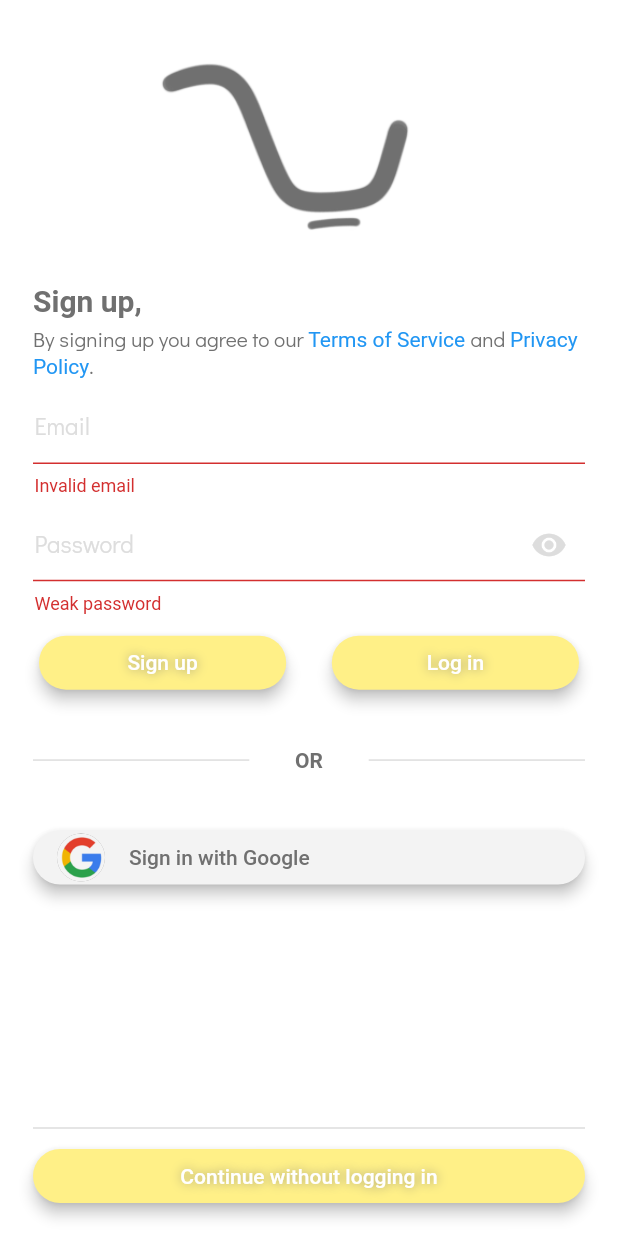
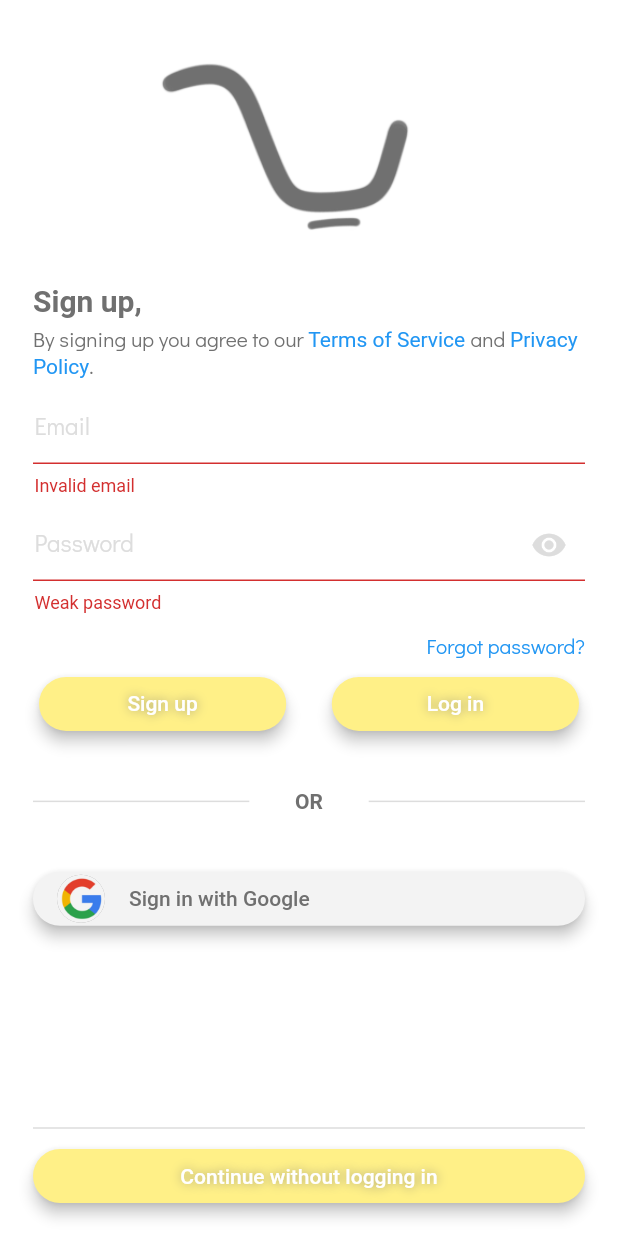
Before and after one commit to resultanyildizi/sepetim, a Flutter app: the screen it shows after launch, after a tap on "Sign up", on a phone screen of 412 x 824 dp. Run offline on Flutter 3.47's test engine with Material 2 defaults, Android fonts, the phone set to English and light mode, and no system bars; our stand-ins replace auto_route, bloc, cached_network_image, cloud_firestore, connectivity, dartz and 12 more; accounts and stored records are empty; generated files the repository leaves out were written again.

Commit message:
Implement forgot password feature :white_check_mark:

```diff
--- a/assets/lang/en.json
+++ b/assets/lang/en.json
@@ -124,5 +124,13 @@
   "link_copied": "The link has been copied to the clipboard",
   "trillion": "Trillion",
   "billion": "Billion",
-  "million": "Million"
+  "million": "Million",
+  "forgot_password": "Forgot password?",
+  "reset_password": "Reset password",
+  "user_not_found_title": "Account not found",
+  "user_not_found_message": "There is no user account with the entered email address.",
+  "user_not_using_email_provider_title": "Invalid provider",
+  "user_not_using_email_provider_message": "This email address doesn't belong to an email provider meaning the user didn't register with email and password.",
+  "send_link": "Send reset password link",
+  "enter_email_to_get_link": "Enter your registered email address to get a password reset link."
 }
--- a/lib/domain/auth/auth_failure.dart
+++ b/lib/domain/auth/auth_failure.dart
@@ -12,4 +12,7 @@ abstract class AuthFailure with _$AuthFailure {
   const factory AuthFailure.networkException() = _NetworkException;
   const factory AuthFailure.wrongPassword() = _WrongPassword;
   const factory AuthFailure.tooManyRequests() = _TooManyRequests;
+  const factory AuthFailure.userNotFound() = _UserNotFound;
+  const factory AuthFailure.userNotUsingEmailProvider() =
+      _UserNotUsingEmailProvider;
 }
--- a/lib/domain/auth/i_auth_facade.dart
+++ b/lib/domain/auth/i_auth_facade.dart
@@ -1,7 +1,6 @@
 import 'package:Sepetim/domain/auth/user.dart';
 import 'package:Sepetim/domain/auth/value_objects.dart';
 import 'package:dartz/dartz.dart';
-import 'package:firebase_auth/firebase_auth.dart';
 import 'package:meta/meta.dart';
 
 import 'auth_failure.dart';
@@ -33,5 +32,10 @@ abstract class IAuthFacade {
     @required Password password,
   });
 
+  Future<Either<AuthFailure, Unit>> sendResetPasswordLink({
+    @required EmailAddress emailAddress,
+    @required String languageCode,
+  });
+
   Future<void> signOut();
 }
--- a/lib/domain/auth/value_validators.dart
+++ b/lib/domain/auth/value_validators.dart
@@ -3,7 +3,7 @@ import 'package:dartz/dartz.dart';
 
 Either<ValueFailure<String>, String> validateEmail(String input) {
   const emailRegex =
-      r"""^[a-zA-Z0-9.a-zA-Z0-9.!#$%&'*+-/=?^_`{|}~]+@[a-zA-Z0-9]+\.[a-zA-Z]+""";
+      r"""^(([^<>()[\]\\.,;:\s@\"]+(\.[^<>()[\]\\.,;:\s@\"]+)*)|(\".+\"))@((\[[0-9]{1,3}\.[0-9]{1,3}\.[0-9]{1,3}\.[0-9]{1,3}\])|(([a-zA-Z\-0-9]+\.)+[a-zA-Z]{2,}))$""";
 
   if (RegExp(emailRegex).hasMatch(input)) {
     return right(input);
--- a/lib/injection.iconfig.dart
+++ b/lib/injection.iconfig.dart
@@ -15,6 +15,7 @@ import 'package:Sepetim/domain/auth/i_auth_facade.dart';
 import 'package:image_picker/image_picker.dart';
 import 'package:Sepetim/application/item_category/selector/item_category_selector_bloc.dart';
 import 'package:Sepetim/application/auth/password_visibility/password_visibility_bloc.dart';
+import 'package:Sepetim/application/auth/reset_password_form/reset_password_form_bloc.dart';
 import 'package:Sepetim/application/auth/sign_in_form/sign_in_form_bloc.dart';
 import 'package:Sepetim/application/auth/account_transactions/account_transactions_bloc.dart';
 import 'package:Sepetim/application/auth/auth/auth_bloc_bloc.dart';
@@ -52,6 +53,8 @@ void $initGetIt(GetIt g, {String environment}) {
       () => imagePickerInjectableModule.imagePicker);
   g.registerFactory<ItemCategorySelectorBloc>(() => ItemCategorySelectorBloc());
   g.registerFactory<PasswordVisibilityBloc>(() => PasswordVisibilityBloc());
+  g.registerFactory<ResetPasswordFormBloc>(
+      () => ResetPasswordFormBloc(g<IAuthFacade>()));
   g.registerFactory<SignInFormBloc>(() => SignInFormBloc(g<IAuthFacade>()));
   g.registerFactory<AccountTransactionsBloc>(
       () => AccountTransactionsBloc(g<IAuthFacade>()));
--- a/lib/presentation/routes/router.dart
+++ b/lib/presentation/routes/router.dart
@@ -7,6 +7,7 @@ import 'package:Sepetim/presentation/home/item/overview/widgets/item_page.dart';
 import 'package:Sepetim/presentation/home/item_category/form/item_category_form.dart';
 import 'package:Sepetim/presentation/home/item_group/form/item_group_form.dart';
 import 'package:Sepetim/presentation/home/item_group/overview/item_group_overview_page.dart';
+import 'package:Sepetim/presentation/sign_in/reset_password_page.dart';
 import 'package:Sepetim/presentation/sign_in/sign_in_page.dart';
 import 'package:Sepetim/presentation/splash/splash_page.dart';
 import 'package:auto_route/auto_route_annotations.dart';
@@ -48,4 +49,7 @@ class $Router {
 
   @MaterialRoute()
   LinkForm linkForm;
+
+  @MaterialRoute()
+  ResetPasswordPage resetPasswordPage;
 }
--- a/lib/presentation/sign_in/widgets/sign_in_form.dart
+++ b/lib/presentation/sign_in/widgets/sign_in_form.dart
@@ -1,6 +1,7 @@
 import 'package:Sepetim/application/auth/auth/auth_bloc_bloc.dart';
 import 'package:Sepetim/application/auth/sign_in_form/sign_in_form_bloc.dart';
 import 'package:Sepetim/predefined_variables/helper_functions.dart';
+import 'package:Sepetim/predefined_variables/text_styles.dart';
 import 'package:Sepetim/presentation/core/widgets/divider_default.dart';
 import 'package:Sepetim/presentation/core/widgets/buttons.dart';
 import 'package:Sepetim/presentation/core/widgets/small_circular_progress_indicator.dart';
@@ -50,23 +51,27 @@ class SignInForm extends StatelessWidget {
             children: <Widget>[
               const SizedBox(height: 8.0),
               emailFormField(context),
-              SizedBox(
-                height: screenHeightByScalar(
-                  context,
-                  scalarSmall: 0.005,
-                  scalarMedium: 0.01,
-                  scalarBig: 0.01,
-                ),
+              const SizedBox(height: 8),
+              passwordFormField(context),
+              const SizedBox(height: 12),
+              Row(
+                children: [
+                  const Spacer(),
+                  InkWell(
+                    focusColor: Colors.blue,
+                    radius: 10,
+                    onTap: () {
+                      ExtendedNavigator.of(context)
+                          .pushNamed(Routes.resetPasswordPage);
+                    },
+                    child: Text(
+                      translate(context, 'forgot_password'),
+                      style: didactGothicTextStyle(color: Colors.blue),
+                    ),
+                  ),
+                ],
               ),
-              passwordFormField(context),
-              SizedBox(
-                height: screenHeightByScalar(
-                  context,
-                  scalarSmall: 0.005,
-                  scalarMedium: 0.01,
-                  scalarBig: 0.01,
-                ),
-              ),
+              const SizedBox(height: 6),
               Padding(
                 padding: const EdgeInsets.symmetric(horizontal: 4.0),
                 child: Row(
```
Also changed, not shown: assets/lang/tr.json (+9 -1 lines), lib/application/auth/reset_password_form/reset_password_form_bloc.dart (added, +55 -0 lines), lib/application/auth/reset_password_form/reset_password_form_event.dart (added, +9 -0 lines), lib/application/auth/reset_password_form/reset_password_form_state.dart (added, +22 -0 lines), lib/infrastructure/auth/firebase_auth_facade.dart (+42 -4 lines), lib/presentation/home/item/form/link_form/link_form.dart (+6 -4 lines), lib/presentation/home/item/form/widgets/save_button.dart (+5 -3 lines), lib/presentation/home/item_category/form/widgets/save_button.dart (+5 -3 lines), lib/presentation/home/item_group/form/widgets/save_button.dart (+5 -3 lines), lib/presentation/sign_in/reset_password_page.dart (added, +143 -0 lines), lib/presentation/sign_in/verify_anonymous_login_page.dart (+6 -1 lines), lib/presentation/sign_in/widgets/auth_failure_popups.dart (+46 -1 lines), lib/application/auth/reset_password_form/reset_password_form_bloc.freezed.dart (added), lib/domain/auth/auth_failure.freezed.dart, 1 more files, 1 other file.
